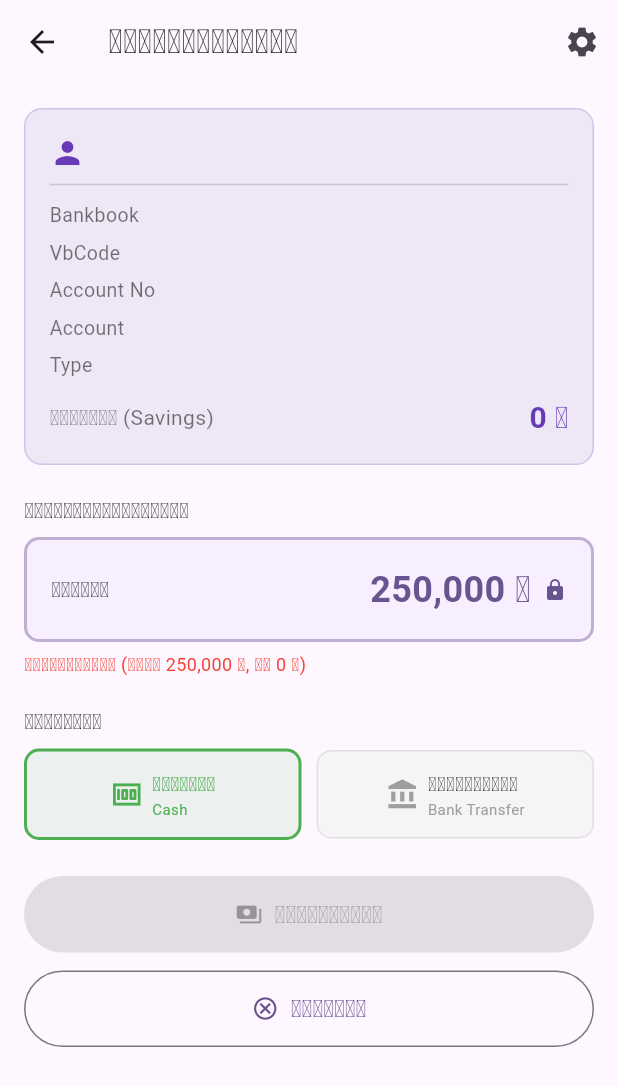
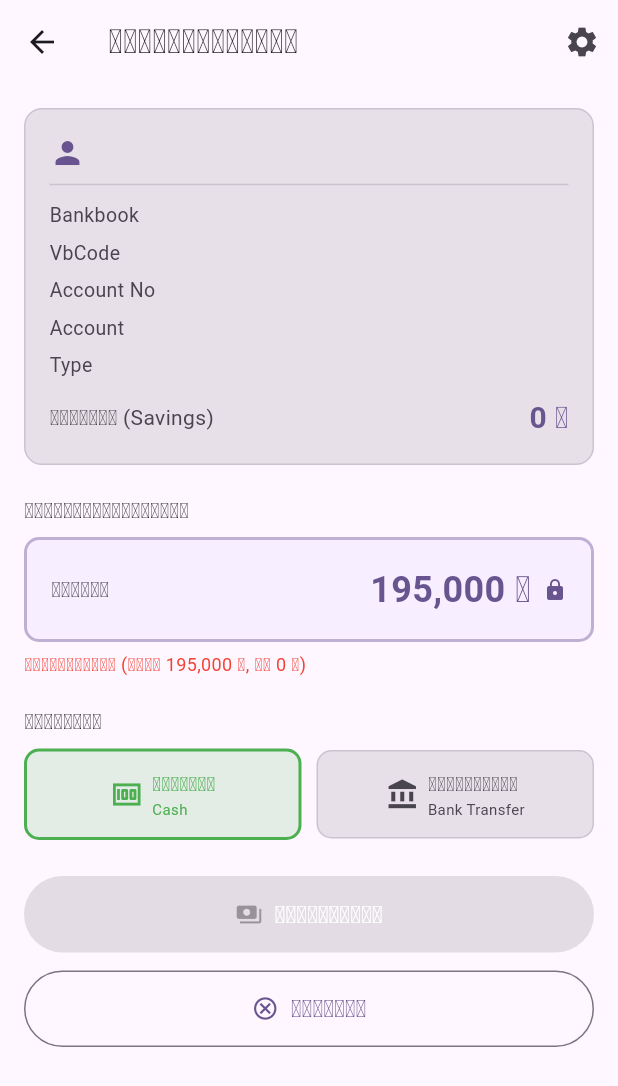
Before and after one commit to KongRucifer/village_support_frontend, a Flutter app: the ConfirmWithdrawScreen screen opened directly with empty values, on a phone screen of 412 x 824 dp. Shown: the top 1086 px of the screen. Run offline on Flutter 3.47's test engine with Material 3 defaults, Android fonts, the phone set to English and light mode, and no system bars; our stand-ins replace connectivity_plus, flutter_secure_storage, qr_flutter, shared_preferences, sqflite; missing offline and left inert: mobile_scanner; accounts and stored records are empty; network calls fail.

Commit message:
update version 10

```diff
--- a/lib/core/l10n/app_strings.dart
+++ b/lib/core/l10n/app_strings.dart
@@ -41,6 +41,10 @@ class AppStrings {
   String get btnLogin           => _s('Login', 'ເຂົ້າສູ່ລະບົບ');
   String get hintOnlineLogin    => _s('Online — credentials verified with the server.', 'ອອນລາຍ — ກວດສອບຂໍ້ມູນກັບ server.');
   String get hintOfflineLogin   => _s('Offline — login uses your last cached credentials.', 'ອອຟລາຍ — ໃຊ້ຂໍ້ມູນ cache ທີ່ຈັດໄວ້ລ່ວງໜ້າ.');
+  String get errLoginUsername   => _s('Username is incorrect', 'ຊື່ຜູ້ໃຊ້ບໍ່ຖືກຕ້ອງ');
+  String get errLoginPassword   => _s('Password is incorrect', 'ລະຫັດຜ່ານບໍ່ຖືກຕ້ອງ');
+  String get errLoginNetwork    => _s('Network error — check your connection', 'ຂໍ້ຜິດພາດເຄືອຂ່າຍ — ກວດສອບການເຊື່ອມຕໍ່');
+  String errLoginOther(String m) => _s('Login failed: $m', 'ເຂົ້າສູ່ລະບົບລົ້ມເຫຼວ: $m');
 
   // ── Dashboard ─────────────────────────────────────────────────────────────
   String get dashTitle          => _s('Village Banks', 'ທະນາຄານບ້ານ');
@@ -89,6 +93,46 @@ class AppStrings {
   String errDocNotFound(String id, String vb) =>
       _s('Document "$id" not found in VbCode $vb', 'ບໍ່ພົບ document "$id" ໃນ VbCode $vb');
 
+  // ── Check-in / Check-out scan ──────────────────────────────────────────────
+  String get checkInTitle        => _s('Check In', 'ສະແກນເຂົ້າ');
+  String get scanModeCheckIn     => _s('Check In', 'ສະແກນເຂົ້າ');
+  String get scanModeCheckOut    => _s('Check Out', 'ສະແກນອອກ');
+  String get btnConfirmCheckIn   => _s('Confirm Check In', 'ຢືນຢັນເຂົ້າ');
+  String checkInSuccess(String name) =>
+      _s('Checked in ✓  $name', 'ສະແກນເຂົ້າສຳເລັດ ✓  $name');
+
+  /// Maps a backend error `code` to a localized message. Falls back to the
+  /// raw server message when the code is unknown/null.
+  String scanError(String? code, String serverMsg) {
+    switch (code) {
+      case 'LOSS_STATUS':
+        return _s('This account is closed (loss status) — action not allowed.',
+            'ບັນຊີນີ້ຖືກປິດ (ສະຖານະສູນເສຍ) — ບໍ່ສາມາດດຳເນີນການໄດ້');
+      case 'ALREADY_CHECKED_IN_OUT_TODAY':
+        return _s('Already checked in and out today. Please check in next day.',
+            'ສະແກນເຂົ້າ ແລະ ອອກແລ້ວໃນມື້ນີ້, ກະລຸນາສະແກນເຂົ້າໃໝ່ໃນມື້ຕໍ່ໄປ');
+      case 'ALREADY_CHECKED_IN':
+        return _s('Already checked in today. Must check out (pay) first.',
+            'ສະແກນເຂົ້າແລ້ວ, ຕ້ອງສະແກນອອກ (ຈ່າຍເງິນ) ກ່ອນ');
+      case 'ALREADY_CHECKED_OUT':
+        return _s('Already paid today. Must check in again first.',
+            'ຈ່າຍເງິນແລ້ວໃນມື້ນີ້, ຕ້ອງສະແກນເຂົ້າໃໝ່ກ່ອນ');
+      case 'MUST_CHECK_IN_FIRST':
+        return _s('Must check in before paying.',
+            'ຕ້ອງສະແກນເຂົ້າກ່ອນຈ່າຍເງິນ');
+      case 'INSUFFICIENT_BALANCE':
+        return _s('Insufficient savings balance.',
+            'ຍອດເງິນຝາກບໍ່ພໍ');
+      case 'VB_MISMATCH':
+        return _s('Account does not belong to this village.',
+            'ບັນຊີບໍ່ກົງກັບໝູ່ບ້ານນີ້');
+      case 'ACCOUNT_NOT_FOUND':
+        return _s('Account not found.', 'ບໍ່ພົບບັນຊີ');
+      default:
+        return serverMsg;
+    }
+  }
+
   // ── Confirm payment ───────────────────────────────────────────────────────
   String get confirmTitle        => _s('Confirm Payment', 'ຢືນຢັນການຈ່າຍ');
   String get confirmAmountLabel  => _s('Payment Amount', 'ຈຳນວນເງິນທີ່ຈ່າຍ');
--- a/lib/screens/confirm_withdraw_screen.dart
+++ b/lib/screens/confirm_withdraw_screen.dart
@@ -11,7 +11,7 @@ import '../services/api_client.dart';
 import '../widgets/top_toast.dart';
 
 /// Fixed payment amount (per business rule — cannot be changed by the user).
-const int kPaymentAmount = 250000;
+const int kPaymentAmount = 195000;
 
 /// Confirmation page shown after a successful QR scan or document lookup.
 /// Payment amount is fixed at [kPaymentAmount] ₭. User chooses payment method
@@ -88,7 +88,11 @@ class _ConfirmWithdrawScreenState extends State<ConfirmWithdrawScreen> {
       if (mounted) Navigator.of(context).pop();
     } on ApiException catch (e) {
       if (!mounted) return;
-      TopToast.error(context, s.payFailed(e.message));
+      // Map the backend error code to a localized message; fall back to payFailed.
+      final msg = e.code != null
+          ? s.scanError(e.code, e.message)
+          : s.payFailed(e.message);
+      TopToast.error(context, msg);
     } catch (e) {
       if (!mounted) return;
       TopToast.error(context, '${s.error}: $e');
@@ -183,19 +187,23 @@ class _ConfirmWithdrawScreenState extends State<ConfirmWithdrawScreen> {
                           Container(
                             padding: const EdgeInsets.all(12),
                             decoration: BoxDecoration(
-                              color: Colors.blue.shade50,
+                              color: Theme.of(context).colorScheme.surfaceContainerHighest,
                               borderRadius: BorderRadius.circular(10),
-                              border: Border.all(color: Colors.blue.shade200),
+                              border: Border.all(
+                                  color: Theme.of(context).colorScheme.outlineVariant),
                             ),
                             child: Column(
                               crossAxisAlignment: CrossAxisAlignment.start,
                               children: [
                                 Row(
                                   children: [
-                                    const Icon(Icons.account_balance, color: Colors.blue, size: 18),
+                                    Icon(Icons.account_balance,
+                                        color: Theme.of(context).colorScheme.primary, size: 18),
                                     const SizedBox(width: 6),
                                     Text(s.recipientTitle,
-                                        style: const TextStyle(fontWeight: FontWeight.bold, color: Colors.blue)),
+                                        style: TextStyle(
+                                            fontWeight: FontWeight.bold,
+                                            color: Theme.of(context).colorScheme.primary)),
                                   ],
                                 ),
                                 const SizedBox(height: 12),
@@ -240,10 +248,12 @@ class _ConfirmWithdrawScreenState extends State<ConfirmWithdrawScreen> {
                       width: 18, height: 18,
                       child: CircularProgressIndicator(strokeWidth: 2, color: Colors.white))
                   : const Icon(Icons.payments),
-              label: Text(s.btnConfirmPay, style: const TextStyle(fontSize: 16)),
+              label: Text(s.btnConfirmPay,
+                  style: const TextStyle(fontSize: 16, color: Colors.white)),
               style: FilledButton.styleFrom(
                 padding: const EdgeInsets.symmetric(vertical: 14),
                 backgroundColor: Colors.deepPurple,
+                foregroundColor: Colors.white,
               ),
             ),
             const SizedBox(height: 12),
@@ -279,19 +289,20 @@ class _DetailCard extends StatelessWidget {
 
   @override
   Widget build(BuildContext context) {
+    final cs = Theme.of(context).colorScheme;
     return Container(
       padding: const EdgeInsets.all(16),
       decoration: BoxDecoration(
-        color: Colors.deepPurple.shade50,
+        color: cs.surfaceContainerHighest,
         borderRadius: BorderRadius.circular(12),
-        border: Border.all(color: Colors.deepPurple.shade100),
+        border: Border.all(color: cs.outlineVariant),
       ),
       child: Column(
         crossAxisAlignment: CrossAxisAlignment.start,
         children: [
           Row(
             children: [
-              const Icon(Icons.person, color: Colors.deepPurple),
+              Icon(Icons.person, color: cs.primary),
               const SizedBox(width: 8),
               Expanded(
                 child: Text(
@@ -322,13 +333,14 @@ class _DetailCard extends StatelessWidget {
           Row(
             mainAxisAlignment: MainAxisAlignment.spaceBetween,
             children: [
-              const Text('ເງິນຝາກ (Savings)', style: TextStyle(color: Colors.black54)),
+              Text('ເງິນຝາກ (Savings)',
+                  style: TextStyle(color: Theme.of(context).colorScheme.onSurfaceVariant)),
               Text(
                 '${money(balance)} ₭',
-                style: const TextStyle(
+                style: TextStyle(
                   fontSize: 20,
                   fontWeight: FontWeight.bold,
-                  color: Colors.deepPurple,
+                  color: Theme.of(context).colorScheme.primary,
                 ),
               ),
             ],
@@ -351,7 +363,10 @@ class _Row extends StatelessWidget {
             SizedBox(
               width: 100,
               child: Text(label,
-                  style: const TextStyle(color: Colors.black54, fontSize: 13)),
+                  style: TextStyle(
+                    color: Theme.of(context).colorScheme.onSurfaceVariant,
+                    fontSize: 13,
+                  )),
             ),
             Expanded(
               child: Text(value,
@@ -405,15 +420,20 @@ class _Tile extends StatelessWidget {
     required this.selected, required this.color, required this.onTap,
   });
   @override
-  Widget build(BuildContext context) => GestureDetector(
+  Widget build(BuildContext context) {
+    final cs = Theme.of(context).colorScheme;
+    final unselectedBg = cs.surfaceContainerHighest;
+    final unselectedBorder = cs.outlineVariant;
+    final unselectedText = cs.onSurfaceVariant;
+    return GestureDetector(
       onTap: onTap,
       child: AnimatedContainer(
         duration: const Duration(milliseconds: 180),
         padding: const EdgeInsets.symmetric(vertical: 12, horizontal: 8),
         decoration: BoxDecoration(
-            color: selected ? color.withValues(alpha: 0.1) : Colors.grey.shade100,
+          color: selected ? color.withValues(alpha: 0.15) : unselectedBg,
           border: Border.all(
-              color: selected ? color : Colors.grey.shade300,
+            color: selected ? color : unselectedBorder,
             width: selected ? 2 : 1,
           ),
           borderRadius: BorderRadius.circular(10),
@@ -421,7 +441,7 @@ class _Tile extends StatelessWidget {
         child: Row(
           mainAxisAlignment: MainAxisAlignment.center,
           children: [
-              Icon(icon, color: selected ? color : Colors.grey, size: 22),
+            Icon(icon, color: selected ? color : unselectedText, size: 22),
             const SizedBox(width: 6),
             Column(
               crossAxisAlignment: CrossAxisAlignment.start,
@@ -429,11 +449,11 @@ class _Tile extends StatelessWidget {
                 Text(label,
                     style: TextStyle(
                       fontSize: 13, fontWeight: FontWeight.bold,
-                        color: selected ? color : Colors.black87)),
+                      color: selected ? color : unselectedText)),
                 Text(sublabel,
                     style: TextStyle(
                       fontSize: 10,
-                        color: selected ? color : Colors.grey)),
+                      color: selected ? color : unselectedText)),
               ],
             ),
           ],
@@ -441,3 +461,4 @@ class _Tile extends StatelessWidget {
       ),
     );
   }
+}
--- a/lib/services/local_db.dart
+++ b/lib/services/local_db.dart
@@ -478,6 +478,7 @@ class LocalDb {
     );
   }
 
+
   // ── Transaction JSON-blob cache ──────────────────────────────────────────────
   // Stores the last fetched transactions per account as a JSON blob so the
   // list screen can show something meaningful while offline.
```
Also changed, not shown: lib/models/withdrawal.dart (+21 -0 lines), lib/repositories/village_repository.dart (+46 -4 lines), lib/screens/confirm_checkin_screen.dart (added, +231 -0 lines), lib/screens/login_screen.dart (+12 -3 lines), lib/screens/scan_qr_screen.dart (+44 -5 lines), lib/services/api_client.dart (+44 -2 lines), 1 other file. Lines whose indentation alone changed are shown as unchanged.
